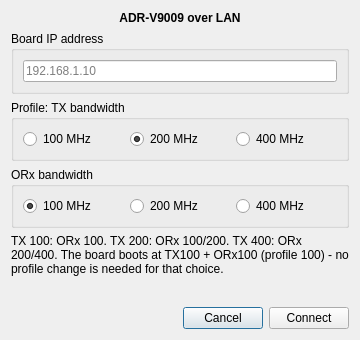
Qt form receiver/connectdialog.ui (enigmafarsco-lang/iiS) before a commit.
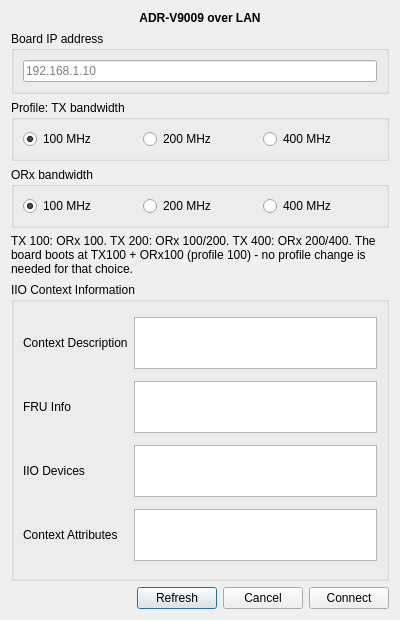
The same form after that commit.

```diff
--- a/receiver/connectdialog.ui
+++ b/receiver/connectdialog.ui
@@ -6,8 +6,8 @@
    <rect>
     <x>0</x>
     <y>0</y>
-    <width>360</width>
-    <height>340</height>
+    <width>400</width>
+    <height>620</height>
    </rect>
   </property>
   <property name="windowTitle">
@@ -54,6 +54,9 @@
         <property name="text">
          <string>100 MHz</string>
         </property>
+        <property name="checked">
+         <bool>true</bool>
+        </property>
        </widget>
       </item>
       <item>
@@ -61,9 +64,6 @@
         <property name="text">
          <string>200 MHz</string>
         </property>
-        <property name="checked">
-         <bool>true</bool>
-        </property>
        </widget>
       </item>
       <item>
@@ -120,28 +120,82 @@
     </widget>
    </item>
    <item>
-    <widget class="QLabel" name="lblStatus">
-     <property name="text">
-      <string/>
+    <widget class="QGroupBox" name="grpInfo">
+     <property name="title">
+      <string>IIO Context Information</string>
      </property>
-     <property name="wordWrap">
-      <bool>true</bool>
-     </property>
+     <layout class="QGridLayout" name="gridLayoutInfo">
+      <item row="0" column="0">
+       <widget class="QLabel" name="lblContextDescription">
+        <property name="text">
+         <string>Context Description</string>
+        </property>
+       </widget>
+      </item>
+      <item row="0" column="1">
+       <widget class="QTextEdit" name="txt_context_description">
+        <property name="maximumSize">
+         <size>
+          <width>16777215</width>
+          <height>52</height>
+         </size>
+        </property>
+       </widget>
+      </item>
+      <item row="1" column="0">
+       <widget class="QLabel" name="lblFruInfo">
+        <property name="text">
+         <string>FRU Info</string>
+        </property>
+       </widget>
+      </item>
+      <item row="1" column="1">
+       <widget class="QTextEdit" name="txt_fru_info">
+        <property name="maximumSize">
+         <size>
+          <width>16777215</width>
+          <height>52</height>
+         </size>
+        </property>
+       </widget>
+      </item>
+      <item row="2" column="0">
+       <widget class="QLabel" name="lblIioDevices">
+        <property name="text">
+         <string>IIO Devices</string>
+        </property>
+       </widget>
+      </item>
+      <item row="2" column="1">
+       <widget class="QTextEdit" name="txt_iio_devices">
+        <property name="maximumSize">
+         <size>
+          <width>16777215</width>
+          <height>52</height>
+         </size>
+        </property>
+       </widget>
+      </item>
+      <item row="3" column="0">
+       <widget class="QLabel" name="lblContextAttributes">
+        <property name="text">
+         <string>Context Attributes</string>
+        </property>
+       </widget>
+      </item>
+      <item row="3" column="1">
+       <widget class="QTextEdit" name="txt_context_attributes">
+        <property name="maximumSize">
+         <size>
+          <width>16777215</width>
+          <height>52</height>
+         </size>
+        </property>
+       </widget>
+      </item>
+     </layout>
     </widget>
    </item>
-   <item>
-    <spacer name="verticalSpacer">
-     <property name="orientation">
-      <enum>Qt::Vertical</enum>
-     </property>
-     <property name="sizeHint" stdset="0">
-      <size>
-       <width>20</width>
-       <height>10</height>
-      </size>
-     </property>
-    </spacer>
-   </item>
    <item>
     <layout class="QHBoxLayout" name="horizontalLayout_6">
      <item>
@@ -157,6 +211,13 @@
        </property>
       </spacer>
      </item>
+     <item>
+      <widget class="QPushButton" name="btn_refresh">
+       <property name="text">
+        <string>Refresh</string>
+       </property>
+      </widget>
+     </item>
      <item>
       <widget class="QPushButton" name="btn_cancel">
        <property name="text">
```
Left out of the diff: 1 changed line with no effect on the pictures.
